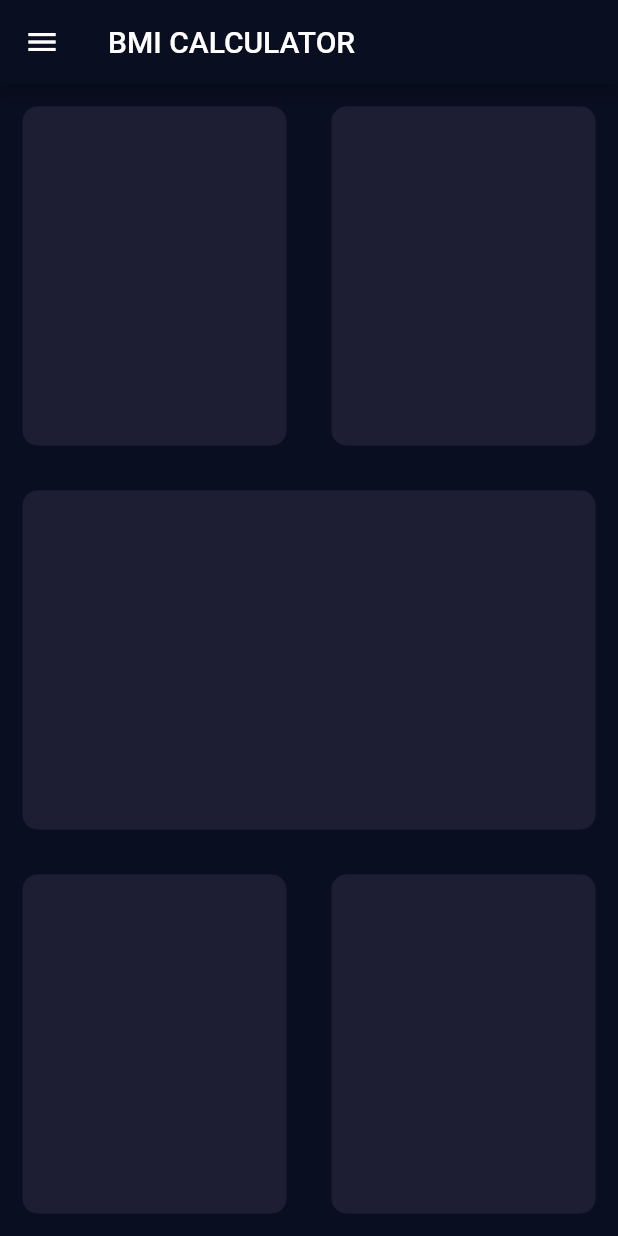
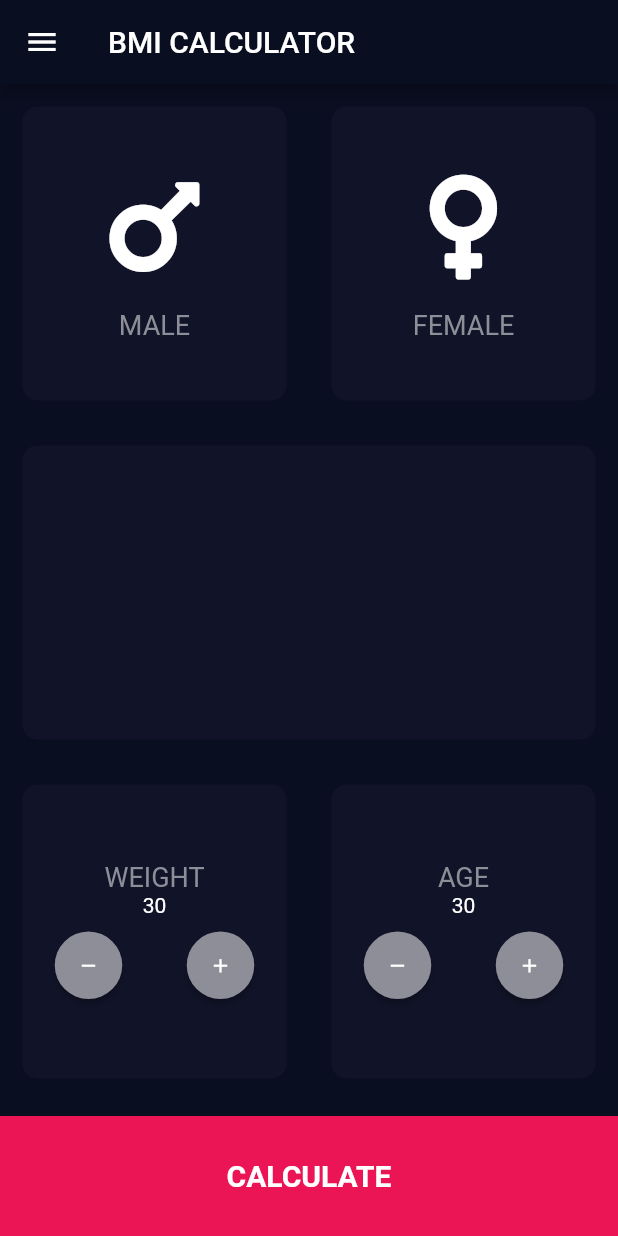
Before and after one commit to sonivenali/BMI-Calculator, a Flutter app: the screen it shows after launch, on a phone screen of 412 x 824 dp. Run offline on Flutter 3.47's test engine with Material 2 defaults, Android fonts, the phone set to English and light mode, and no system bars; our stand-ins replace font_awesome_flutter.

Commit message:
Created Weight And Age Design

```diff
--- a/lib/input_page.dart
+++ b/lib/input_page.dart
@@ -1,4 +1,5 @@
 import 'package:flutter/material.dart';
+import 'package:font_awesome_flutter/font_awesome_flutter.dart';
 
 class InputPage extends StatefulWidget {
   @override
@@ -6,6 +7,10 @@ class InputPage extends StatefulWidget {
 }
 
 class _InputPageState extends State<InputPage> {
+  String selected = "";
+  int weight = 30;
+  int age = 30;
+
   @override
   Widget build(BuildContext context) {
     return Scaffold(
@@ -20,42 +25,178 @@ class _InputPageState extends State<InputPage> {
                 child: Row(
               children: [
                 Expanded(
-                    child: Container(
-                  margin: EdgeInsets.all(15),
-                  decoration: BoxDecoration(
-                      color: Color(0xFF1D1E33),
-                      borderRadius: BorderRadius.circular(10)),
-                )),
-                Expanded(child: Container(
-                  margin: EdgeInsets.all(15),
-                  decoration: BoxDecoration(
-                      color: Color(0xFF1D1E33),
-                      borderRadius: BorderRadius.circular(10)),
-                )),
+                  child: buildBox(
+                      Icon(
+                        FontAwesomeIcons.mars,
+                        size: 80,
+                      ),
+                      "MALE"),
+                ),
+                Expanded(
+                    child: buildBox(
+                        Icon(
+                          FontAwesomeIcons.venus,
+                          size: 80,
+                        ),
+                        "FEMALE")),
               ],
             )),
-            Expanded(child: Container(
-              margin: EdgeInsets.all(15),
-              decoration: BoxDecoration(
-                  color: Color(0xFF1D1E33),
-                  borderRadius: BorderRadius.circular(10)),
-            )),
+            Expanded(
+              child: Container(
+                margin: EdgeInsets.all(15),
+                decoration: BoxDecoration(
+                    color: Color(0xFF111328),
+                    borderRadius: BorderRadius.circular(10)),
+              ),
+            ),
             Expanded(
                 child: Row(children: [
-              Expanded(child: Container(
-                margin: EdgeInsets.all(15),
-                decoration: BoxDecoration(
-                    color: Color(0xFF1D1E33),
-                    borderRadius: BorderRadius.circular(10)),
+              Expanded(child: buildWeight()),
+              Expanded(child: buildAge())
+            ])),
+            Container(
+              child: Center(
+                  child: Text(
+                "CALCULATE",
+                style: TextStyle(fontSize: 20, fontWeight: FontWeight.w600),
               )),
-              Expanded(child: Container(
-                margin: EdgeInsets.all(15),
-                decoration: BoxDecoration(
-                    color: Color(0xFF1D1E33),
-                    borderRadius: BorderRadius.circular(10)),
-              )),
-            ])),
+              color: Color(0xFFEB1555),
+              margin: EdgeInsets.only(top: 10),
+              width: double.infinity,
+              height: 80,
+            )
           ],
         ));
   }
+
+  Widget buildWeight() {
+    return Container(
+      margin: EdgeInsets.all(15),
+      decoration: BoxDecoration(
+          color: Color(0xFF111328), borderRadius: BorderRadius.circular(10)),
+      child: Column(
+        mainAxisAlignment: MainAxisAlignment.center,
+        children: [
+          Text(
+            "WEIGHT",
+            style: TextStyle(
+                color: Color(
+                  0xFF8D8E98,
+                ),
+                fontSize: 18),
+          ),
+          Text(weight.toString()),
+          Padding(
+            padding: const EdgeInsets.only(top: 8),
+            child: Row(
+              children: [
+                Expanded(
+                  child: RawMaterialButton(
+                    onPressed: () {},
+                    elevation: 2.0,
+                    fillColor: Color(0xFF8D8E98),
+                    child: Icon(Icons.remove, size: 15),
+                    padding: EdgeInsets.all(15.0),
+                    shape: CircleBorder(),
+                  ),
+                ),
+                Expanded(
+                  child: RawMaterialButton(
+                    onPressed: () {},
+                    elevation: 2.0,
+                    fillColor: Color(0xFF8D8E98),
+                    child: Icon(Icons.add, size: 15),
+                    padding: EdgeInsets.all(15.0),
+                    shape: CircleBorder(),
+                  ),
+                ),
+              ],
+            ),
+          )
+        ],
+      ),
+    );
+  }
+
+  Widget buildAge() {
+    return Container(
+      margin: EdgeInsets.all(15),
+      decoration: BoxDecoration(
+          color: Color(0xFF111328), borderRadius: BorderRadius.circular(10)),
+      child: Column(
+        mainAxisAlignment: MainAxisAlignment.center,
+        children: [
+          Text(
+            "AGE",
+            style: TextStyle(
+                color: Color(
+                  0xFF8D8E98,
+                ),
+                fontSize: 18),
+          ),
+          Text(age.toString()),
+          Padding(
+            padding: const EdgeInsets.only(top: 8),
+            child: Row(
+              children: [
+                Expanded(
+                  child: RawMaterialButton(
+                    onPressed: () {},
+                    elevation: 2.0,
+                    fillColor: Color(0xFF8D8E98),
+                    child: Icon(Icons.remove, size: 15),
+                    padding: EdgeInsets.all(15.0),
+                    shape: CircleBorder(),
+                  ),
+                ),
+                Expanded(
+                  child: RawMaterialButton(
+                    onPressed: () {},
+                    elevation: 2.0,
+                    fillColor: Color(0xFF8D8E98),
+                    child: Icon(Icons.add, size: 15),
+                    padding: EdgeInsets.all(15.0),
+                    shape: CircleBorder(),
+                  ),
+                ),
+              ],
+            ),
+          )
+        ],
+      ),
+    );
+  }
+
+  Widget buildBox(icon, String label) {
+    return GestureDetector(
+      onTap: () {
+        setState(() {
+          selected = label;
+        });
+      },
+      child: Container(
+        margin: EdgeInsets.all(15),
+        decoration: BoxDecoration(
+            color: Color(selected == label ? 0xFF1D1E33 : 0xFF111328),
+            borderRadius: BorderRadius.circular(10)),
+        child: Column(
+          mainAxisAlignment: MainAxisAlignment.center,
+          children: [
+            icon,
+            SizedBox(
+              height: 15,
+            ),
+            Text(
+              label,
+              style: TextStyle(
+                  color: Color(
+                    0xFF8D8E98,
+                  ),
+                  fontSize: 18),
+            ),
+          ],
+        ),
+      ),
+    );
+  }
 }
--- a/pubspec.yaml
+++ b/pubspec.yaml
@@ -28,6 +28,7 @@ dependencies:
   # The following adds the Cupertino Icons font to your application.
   # Use with the CupertinoIcons class for iOS style icons.
   cupertino_icons: ^1.0.0
+  font_awesome_flutter: ^8.12.0
 
 dev_dependencies:
   flutter_test:
```
Also changed, not shown: pubspec.lock.
